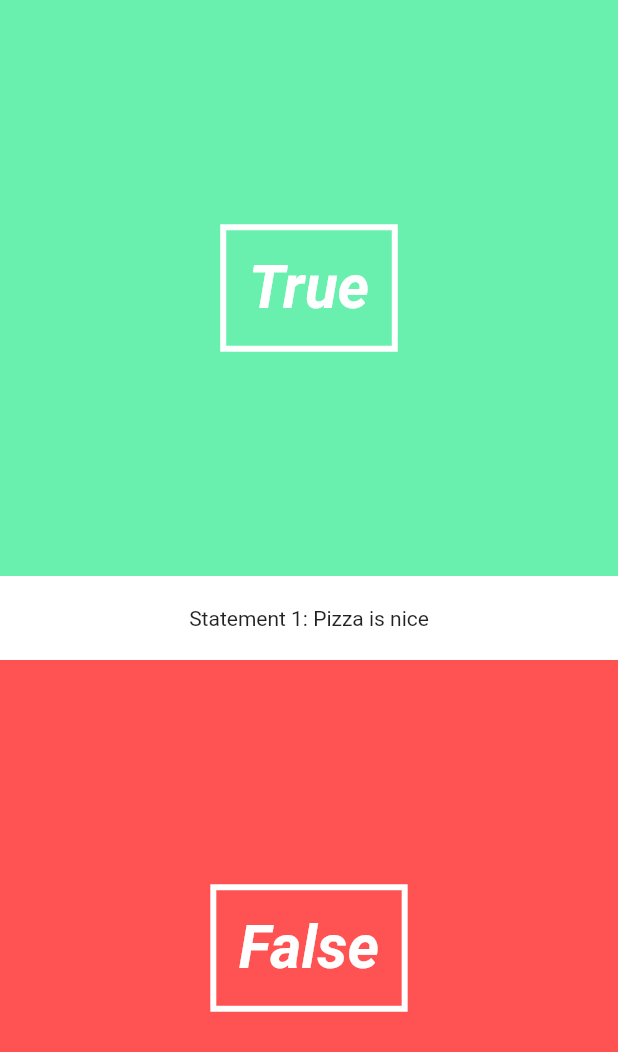
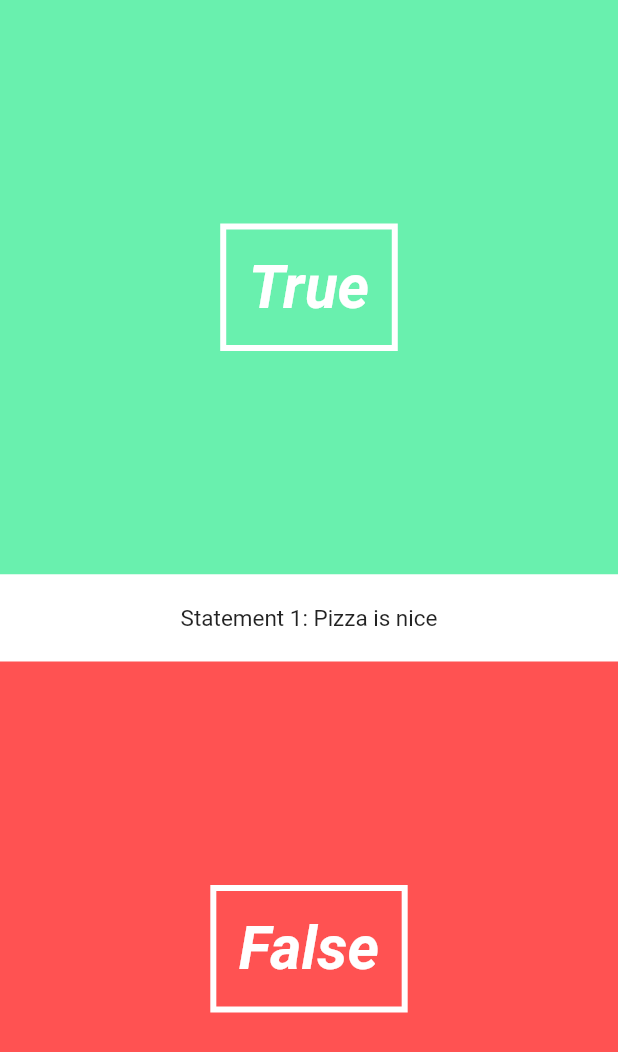
Before and after one commit to pebreo/flutter-quiz, a Flutter app: the screen it shows after launch, on a phone screen of 412 x 824 dp. Shown: the top 1052 px of the screen. Run offline on Flutter 3.47's test engine with Material 2 defaults, Android fonts, the phone set to English and light mode, and no system bars.

Commit message:
add animation

```diff
--- a/lib/ui/question_text.dart
+++ b/lib/ui/question_text.dart
@@ -10,7 +10,18 @@ class QuestionText extends StatefulWidget {
   State createState() => new QuestionTextState();
 }
 
-class QuestionTextState extends State<QuestionText> {
+class QuestionTextState extends State<QuestionText> with SingleTickerProviderStateMixin {
+  Animation<double> _fontSizeAnimation;
+  AnimationController _fontSizeAnimationController;
+
+  @override
+  void initState() {
+    super.initState();
+    _fontSizeAnimationController = new AnimationController(duration: new Duration(milliseconds: 500), vsync: this);
+    _fontSizeAnimation = new CurvedAnimation(parent: _fontSizeAnimationController, curve: Curves.linear);
+    _fontSizeAnimation.addListener(() => this.setState(() {})); // call when the text is displayed
+    _fontSizeAnimationController.forward(); // run the animation
+  }
 
   @override
   Widget build(BuildContext context) {
@@ -19,7 +30,9 @@ class QuestionTextState extends State<QuestionText> {
         child: new Padding(
           padding: new EdgeInsets.symmetric(vertical: 20.0),
           child: new Center(
-            child: new Text('Statement ' + widget._questionNumber.toString() + ": " + widget._question)
+            child: new Text('Statement ' + widget._questionNumber.toString() + ": " + widget._question,
+             style: new TextStyle(fontSize: _fontSizeAnimation.value * 15),
+             )
           ),
         ));
   }
```
